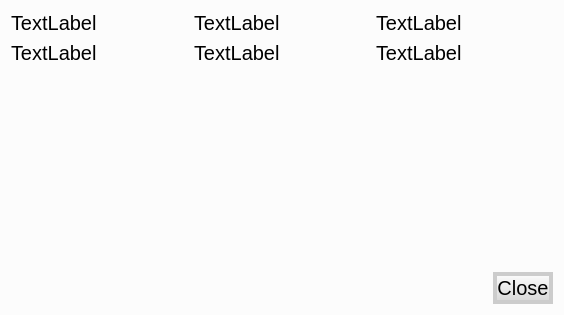
Qt form adminStats.ui (fsiwi-hka/coffeesale) before a commit.
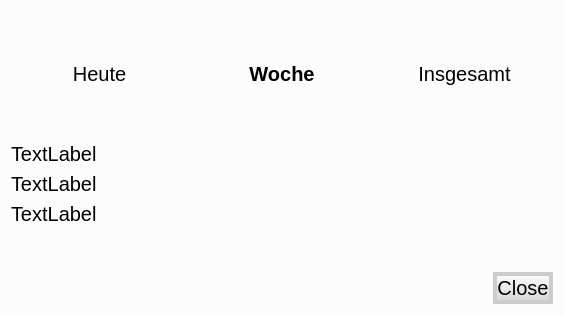
The same form after that commit.

```diff
--- a/adminStats.ui
+++ b/adminStats.ui
@@ -38,8 +38,8 @@
   </property>
   <layout class="QVBoxLayout" name="verticalLayout">
    <item>
-    <layout class="QHBoxLayout" name="horizontalLayout">
-     <item>
+    <layout class="QGridLayout" name="gridLayout">
+     <item row="1" column="0">
       <layout class="QFormLayout" name="formLayout">
        <item row="0" column="0">
         <widget class="QLabel" name="label">
@@ -55,44 +55,62 @@
          </property>
         </widget>
        </item>
-      </layout>
-     </item>
-     <item>
-      <layout class="QFormLayout" name="formLayout_3">
-       <item row="0" column="0">
-        <widget class="QLabel" name="label_5">
-         <property name="text">
-          <string>TextLabel</string>
-         </property>
-        </widget>
-       </item>
-       <item row="1" column="0">
-        <widget class="QLabel" name="label_6">
-         <property name="text">
-          <string>TextLabel</string>
-         </property>
-        </widget>
-       </item>
-      </layout>
-     </item>
-     <item>
-      <layout class="QFormLayout" name="formLayout_2">
-       <item row="0" column="0">
+       <item row="2" column="0">
         <widget class="QLabel" name="label_3">
          <property name="text">
           <string>TextLabel</string>
          </property>
         </widget>
        </item>
-       <item row="1" column="0">
-        <widget class="QLabel" name="label_4">
-         <property name="text">
-          <string>TextLabel</string>
-         </property>
-        </widget>
-       </item>
       </layout>
      </item>
+     <item row="0" column="0">
+      <widget class="QLabel" name="label_6">
+       <property name="font">
+        <font>
+         <pointsize>-1</pointsize>
+        </font>
+       </property>
+       <property name="text">
+        <string>Heute</string>
+       </property>
+       <property name="alignment">
+        <set>Qt::AlignCenter</set>
+       </property>
+      </widget>
+     </item>
+     <item row="0" column="1">
+      <widget class="QLabel" name="label_4">
+       <property name="font">
+        <font>
+         <pointsize>-1</pointsize>
+         <weight>75</weight>
+         <bold>true</bold>
+        </font>
+       </property>
+       <property name="text">
+        <string>Woche</string>
+       </property>
+       <property name="alignment">
+        <set>Qt::AlignCenter</set>
+       </property>
+      </widget>
+     </item>
+     <item row="0" column="2">
+      <widget class="QLabel" name="label_5">
+       <property name="font">
+        <font>
+         <pointsize>-1</pointsize>
+        </font>
+       </property>
+       <property name="text">
+        <string>Insgesamt</string>
+       </property>
+       <property name="alignment">
+        <set>Qt::AlignCenter</set>
+       </property>
+      </widget>
+     </item>
     </layout>
    </item>
    <item>
```
